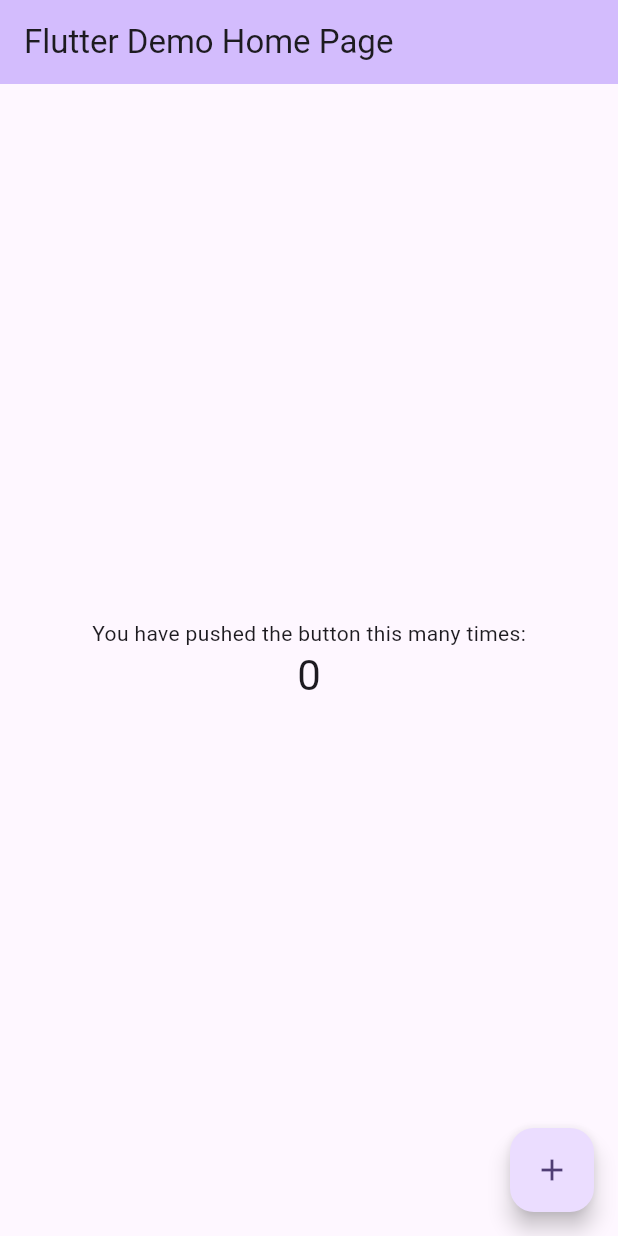
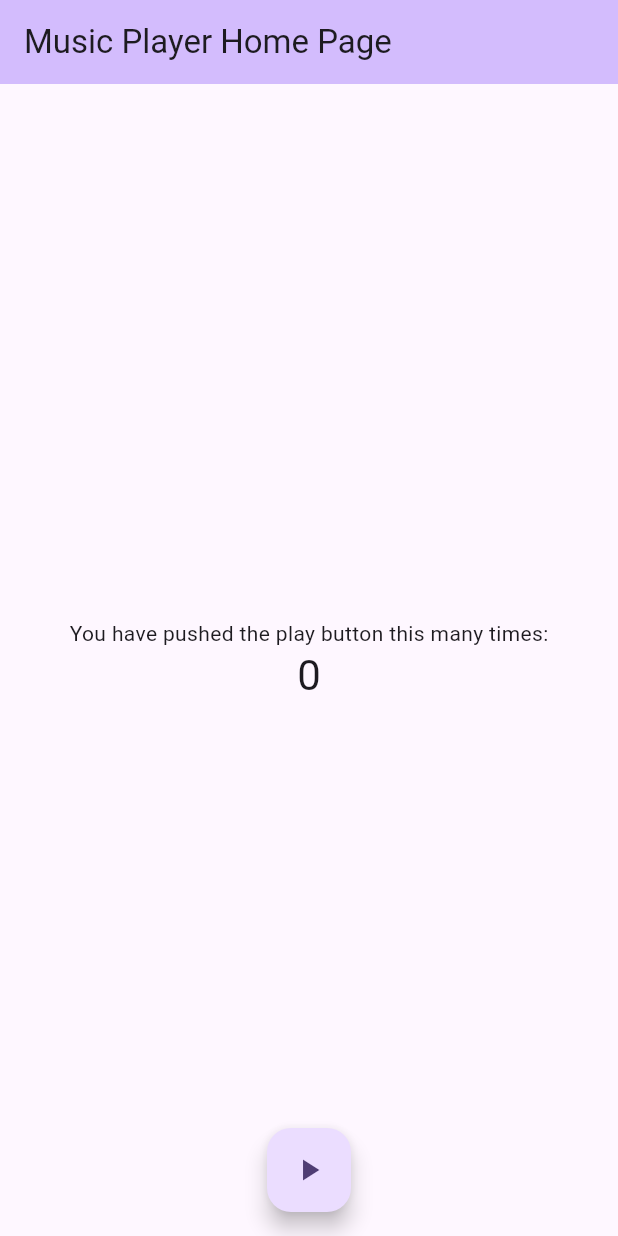
Before and after one commit to mgrahamsmith/music_player, a Flutter app: the screen it shows after launch, on a phone screen of 412 x 824 dp. Run offline on Flutter 3.47's test engine with Material 3 defaults, Android fonts, the phone set to English and light mode, and no system bars.

Commit message:
Change increment button to 'play button' and center.  Update README. Change app name and titles.

```diff
--- a/lib/main.dart
+++ b/lib/main.dart
@@ -7,45 +7,20 @@ void main() {
 class MyApp extends StatelessWidget {
   const MyApp({super.key});
 
-  // This widget is the root of your application.
   @override
   Widget build(BuildContext context) {
     return MaterialApp(
-      title: 'Flutter Demo',
+      title: 'Music Player',
       theme: ThemeData(
-        // This is the theme of your application.
-        //
-        // TRY THIS: Try running your application with "flutter run". You'll see
-        // the application has a purple toolbar. Then, without quitting the app,
-        // try changing the seedColor in the colorScheme below to Colors.green
-        // and then invoke "hot reload" (save your changes or press the "hot
-        // reload" button in a Flutter-supported IDE, or press "r" if you used
-        // the command line to start the app).
-        //
-        // Notice that the counter didn't reset back to zero; the application
-        // state is not lost during the reload. To reset the state, use hot
-        // restart instead.
-        //
-        // This works for code too, not just values: Most code changes can be
-        // tested with just a hot reload.
         colorScheme: ColorScheme.fromSeed(seedColor: Colors.deepPurple),
       ),
-      home: const MyHomePage(title: 'Flutter Demo Home Page'),
+      home: const MyHomePage(title: 'Music Player Home Page'),
     );
   }
 }
 
 class MyHomePage extends StatefulWidget {
   const MyHomePage({super.key, required this.title});
-
-  // This widget is the home page of your application. It is stateful, meaning
-  // that it has a State object (defined below) that contains fields that affect
-  // how it looks.
-
-  // This class is the configuration for the state. It holds the values (in this
-  // case the title) provided by the parent (in this case the App widget) and
-  // used by the build method of the State. Fields in a Widget subclass are
-  // always marked "final".
 
   final String title;
 
@@ -58,53 +33,22 @@ class _MyHomePageState extends State<MyHomePage> {
 
   void _incrementCounter() {
     setState(() {
-      // This call to setState tells the Flutter framework that something has
-      // changed in this State, which causes it to rerun the build method below
-      // so that the display can reflect the updated values. If we changed
-      // _counter without calling setState(), then the build method would not be
-      // called again, and so nothing would appear to happen.
       _counter++;
     });
   }
 
   @override
   Widget build(BuildContext context) {
-    // This method is rerun every time setState is called, for instance as done
-    // by the _incrementCounter method above.
-    //
-    // The Flutter framework has been optimized to make rerunning build methods
-    // fast, so that you can just rebuild anything that needs updating rather
-    // than having to individually change instances of widgets.
     return Scaffold(
       appBar: AppBar(
-        // TRY THIS: Try changing the color here to a specific color (to
-        // Colors.amber, perhaps?) and trigger a hot reload to see the AppBar
-        // change color while the other colors stay the same.
         backgroundColor: Theme.of(context).colorScheme.inversePrimary,
-        // Here we take the value from the MyHomePage object that was created by
-        // the App.build method, and use it to set our appbar title.
         title: Text(widget.title),
       ),
       body: Center(
-        // Center is a layout widget. It takes a single child and positions it
-        // in the middle of the parent.
         child: Column(
-          // Column is also a layout widget. It takes a list of children and
-          // arranges them vertically. By default, it sizes itself to fit its
-          // children horizontally, and tries to be as tall as its parent.
-          //
-          // Column has various properties to control how it sizes itself and
-          // how it positions its children. Here we use mainAxisAlignment to
-          // center the children vertically; the main axis here is the vertical
-          // axis because Columns are vertical (the cross axis would be
-          // horizontal).
-          //
-          // TRY THIS: Invoke "debug painting" (choose the "Toggle Debug Paint"
-          // action in the IDE, or press "p" in the console), to see the
-          // wireframe for each widget.
           mainAxisAlignment: MainAxisAlignment.center,
           children: <Widget>[
-            const Text('You have pushed the button this many times:'),
+            const Text('You have pushed the play button this many times:'),
             Text(
               '$_counter',
               style: Theme.of(context).textTheme.headlineMedium,
@@ -114,9 +58,10 @@ class _MyHomePageState extends State<MyHomePage> {
       ),
       floatingActionButton: FloatingActionButton(
         onPressed: _incrementCounter,
-        tooltip: 'Increment',
-        child: const Icon(Icons.add),
-      ), // This trailing comma makes auto-formatting nicer for build methods.
+        tooltip: 'Play Audio',
+        child: const Icon(Icons.play_arrow),
+      ),
+      floatingActionButtonLocation: FloatingActionButtonLocation.centerFloat,
     );
   }
 }
```
Also changed, not shown: 1 other file.
